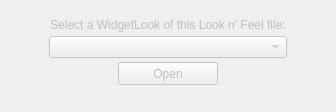
timbaker/ceed, file ceed/ui/editors/looknfeel/LookNFeelWidgetSelectorWidget.ui: the form before one commit.
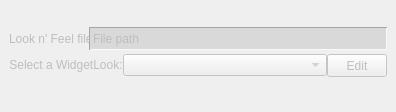
The form after the commit.

Commit message: MOD: Implementing missing features of the mapping and related features,edited UI

```diff
--- a/ceed/ui/editors/looknfeel/LookNFeelWidgetSelectorWidget.ui
+++ b/ceed/ui/editors/looknfeel/LookNFeelWidgetSelectorWidget.ui
@@ -9,7 +9,7 @@
    <rect>
     <x>0</x>
     <y>0</y>
-    <width>336</width>
+    <width>396</width>
     <height>112</height>
    </rect>
   </property>
@@ -41,13 +41,13 @@
    <property name="minimumSize">
     <size>
      <width>336</width>
-     <height>100</height>
+     <height>70</height>
     </size>
    </property>
    <property name="maximumSize">
     <size>
      <width>524287</width>
-     <height>100</height>
+     <height>70</height>
     </size>
    </property>
    <layout class="QVBoxLayout" name="verticalLayout">
@@ -78,6 +78,71 @@
          <number>0</number>
         </property>
         <item>
+         <widget class="QLabel" name="label">
+          <property name="minimumSize">
+           <size>
+            <width>80</width>
+            <height>0</height>
+           </size>
+          </property>
+          <property name="maximumSize">
+           <size>
+            <width>80</width>
+            <height>16777215</height>
+           </size>
+          </property>
+          <property name="text">
+           <string>Look n' Feel file:</string>
+          </property>
+         </widget>
+        </item>
+        <item>
+         <widget class="QLabel" name="fileNameBox">
+          <property name="minimumSize">
+           <size>
+            <width>0</width>
+            <height>23</height>
+           </size>
+          </property>
+          <property name="maximumSize">
+           <size>
+            <width>16777215</width>
+            <height>23</height>
+           </size>
+          </property>
+          <property name="styleSheet">
+           <string notr="true">QLabel
+{
+	background-color: rgb(217, 217, 217);
+	border-color: rgb(166, 166, 166);
+	border-style: inset;
+	border-width: 1px;
+}
+
+QToolTip
+{
+	color: #rgb(0, 0, 0);
+	background-color: rgb(174, 254, 186);
+	border: 1px solid black;
+	border-radius: 1px;
+ }
+
+
+</string>
+          </property>
+          <property name="text">
+           <string>File path</string>
+          </property>
+         </widget>
+        </item>
+       </layout>
+      </item>
+      <item>
+       <layout class="QHBoxLayout" name="horizontalLayout">
+        <property name="spacing">
+         <number>0</number>
+        </property>
+        <item>
          <widget class="QLabel" name="nameLabel">
           <property name="sizePolicy">
            <sizepolicy hsizetype="Preferred" vsizetype="Fixed">
@@ -86,36 +151,13 @@
            </sizepolicy>
           </property>
           <property name="text">
-           <string>Select a WidgetLook of this Look n' Feel file:</string>
+           <string>Select a WidgetLook:</string>
           </property>
           <property name="alignment">
            <set>Qt::AlignCenter</set>
           </property>
          </widget>
         </item>
-       </layout>
-      </item>
-      <item>
-       <layout class="QHBoxLayout" name="horizontalLayout">
-        <property name="spacing">
-         <number>0</number>
-        </property>
-        <item>
-         <spacer name="horizontalSpacer">
-          <property name="orientation">
-           <enum>Qt::Horizontal</enum>
-          </property>
-          <property name="sizeType">
-           <enum>QSizePolicy::Minimum</enum>
-          </property>
-          <property name="sizeHint" stdset="0">
-           <size>
-            <width>40</width>
-            <height>20</height>
-           </size>
-          </property>
-         </spacer>
-        </item>
         <item>
          <widget class="QComboBox" name="widgetLookNameBox">
           <property name="sizePolicy">
@@ -127,30 +169,7 @@
          </widget>
         </item>
         <item>
-         <spacer name="horizontalSpacer_2">
-          <property name="orientation">
-           <enum>Qt::Horizontal</enum>
-          </property>
-          <property name="sizeType">
-           <enum>QSizePolicy::Minimum</enum>
-          </property>
-          <property name="sizeHint" stdset="0">
-           <size>
-            <width>40</width>
-            <height>20</height>
-           </size>
-          </property>
-         </spacer>
-        </item>
-       </layout>
-      </item>
-      <item>
-       <layout class="QHBoxLayout" name="horizontalLayout_2">
-        <property name="spacing">
-         <number>0</number>
-        </property>
-        <item>
-         <widget class="QPushButton" name="editWidgetButton">
+         <widget class="QPushButton" name="editWidgetLookButton">
           <property name="sizePolicy">
            <sizepolicy hsizetype="Fixed" vsizetype="Fixed">
             <horstretch>0</horstretch>
@@ -159,18 +178,18 @@
           </property>
           <property name="minimumSize">
            <size>
-            <width>100</width>
+            <width>60</width>
             <height>23</height>
            </size>
           </property>
           <property name="maximumSize">
            <size>
-            <width>100</width>
+            <width>60</width>
             <height>23</height>
            </size>
           </property>
           <property name="text">
-           <string>Open</string>
+           <string>Edit</string>
           </property>
          </widget>
         </item>
```
The commit also changes 2 other files.
